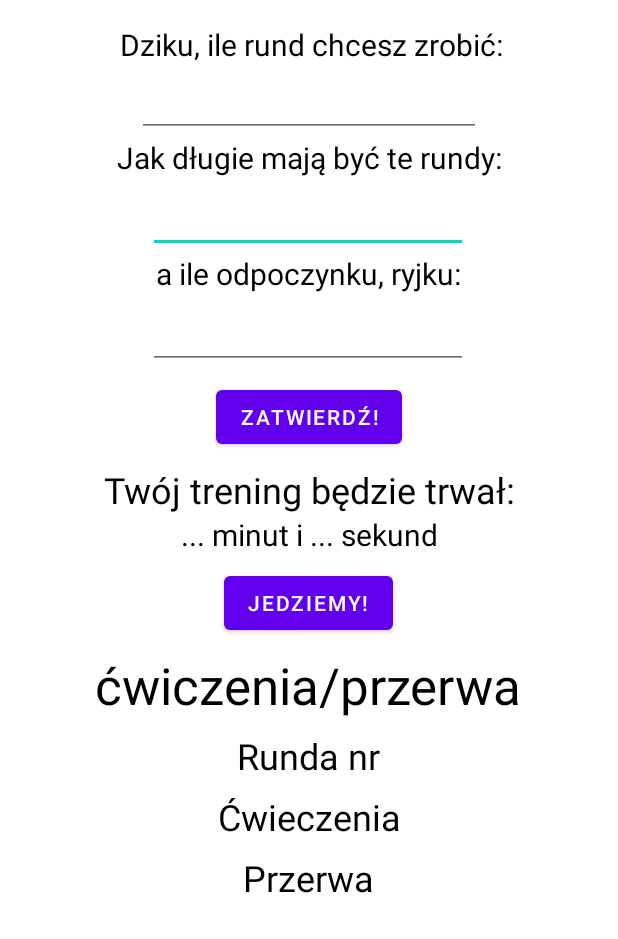
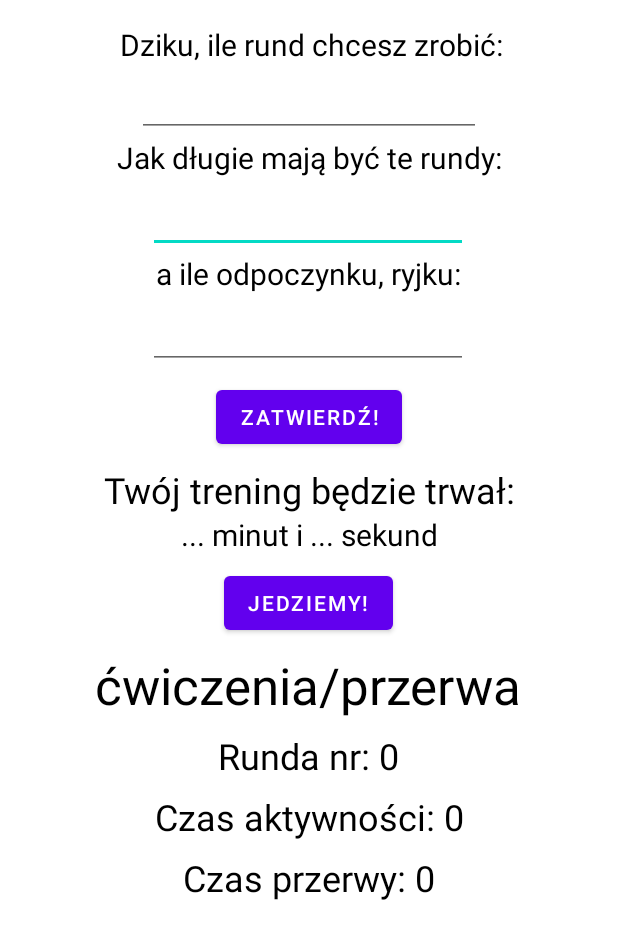
Before and after one commit to wszymon/Chudnij-dziku-, an Android app: the screen it shows after launch (IntervalsActivity), after a tap on "GO INTERVALS", on a phone screen of 412 x 824 dp. Shown: the top 939 px of the screen. Run offline under Robolectric (Android 15) with nearby library versions, the phone set to English and light mode, and no system bars.

Commit message:
add sounds for interval activity

```diff
--- a/app/src/main/java/com/example/chudnijdziku/IntervalsActivity.java
+++ b/app/src/main/java/com/example/chudnijdziku/IntervalsActivity.java
@@ -2,8 +2,11 @@ package com.example.chudnijdziku;
 
 import static java.util.concurrent.TimeUnit.*;
 
+import android.media.AudioAttributes;
+import android.media.AudioManager;
+import android.media.SoundPool;
+import android.os.Build;
 import android.os.Bundle;
-
 import android.os.Handler;
 import android.view.View;
 import android.widget.Button;
@@ -24,6 +27,8 @@ public class IntervalsActivity extends MainActivity {
     private EditText roundTimeEditText, breakTimeEditText, roundsNumEditText;
     private Button confirmButton, startIntervalsButton;
     private Handler handler = new Handler();
+    private SoundPool soundPool;
+    private int boxingRing1x, boxingRing3x;
 
 
     @Override
@@ -32,6 +37,23 @@ public class IntervalsActivity extends MainActivity {
         setContentView(R.layout.activity_intervals);
         ConfirmIntervalsProperties();
         startIntervals();
+
+        if(Build.VERSION.SDK_INT >= Build.VERSION_CODES.LOLLIPOP){
+            AudioAttributes audioAttributes = new AudioAttributes.Builder()
+                    .setUsage(AudioAttributes.USAGE_ASSISTANCE_SONIFICATION)
+                    .setContentType(AudioAttributes.CONTENT_TYPE_SONIFICATION)
+                    .build();
+            soundPool = new SoundPool.Builder()
+                    .setMaxStreams(2)
+                    .setAudioAttributes(audioAttributes)
+                    .build();
+        }
+        else{
+            soundPool = new SoundPool(2, AudioManager.STREAM_MUSIC, 0);
+        }
+        boxingRing1x = soundPool.load(this, R.raw.boxingring1x, 1);
+        boxingRing3x = soundPool.load(this, R.raw.boxingring3x, 1);
+
     }
 
     public void ConfirmIntervalsProperties() {
@@ -87,7 +109,6 @@ public class IntervalsActivity extends MainActivity {
                             e.printStackTrace();
                         }
 
-
                         for (int i = 1; i <= roundsNumber; i++) { //round number
                             int finalI = i;
                             handler.post(new Runnable() {
@@ -95,15 +116,15 @@ public class IntervalsActivity extends MainActivity {
                                 public void run() {
                                     roundBreakTextView.setText("Praca, praca...");  //shows that it is workout time
                                     currentRoundTextView.setText("Runda nr: " + finalI);       //shows current round number
+                                    soundPool.play(boxingRing3x,1,1,0,0,1);
                                 }
                             });
-
                             for (int j = roundTime; j >= 0; j--) {    //counting round time descend til 0
                                 int finalJ = j;
                                 handler.post(new Runnable() {
                                     @Override
                                     public void run() {
-                                        currentIntervalTextView.setText("Czas aktywności " + finalJ);
+                                        currentIntervalTextView.setText("Czas aktywności: " + finalJ);
                                     }
                                 });
 
@@ -113,10 +134,12 @@ public class IntervalsActivity extends MainActivity {
                                     e.printStackTrace();
                                 }
                             }
+                            if (i != roundsNumber) {
                                 handler.post(new Runnable() {
                                     @Override
                                     public void run() {
                                         roundBreakTextView.setText("Przerwa, byku :)"); //shows that it is break time
+                                        soundPool.play(boxingRing1x,1,1,0,0,1);
                                     }
                                 });
 
@@ -126,7 +149,7 @@ public class IntervalsActivity extends MainActivity {
                                     handler.post(new Runnable() {
                                         @Override
                                         public void run() {
-                                        currentBreakTextView.setText("Czas przerwy " + finalJ);
+                                            currentBreakTextView.setText("Czas przerwy: " + finalJ);
                                         }
                                     });
 
@@ -135,6 +158,14 @@ public class IntervalsActivity extends MainActivity {
                                     } catch (InterruptedException e) {
                                         e.printStackTrace();
                                     }
+                                }
+                            } else {
+                                handler.post(new Runnable() {
+                                    @Override
+                                    public void run() {
+                                        roundBreakTextView.setText("Koniec treningu"); //shows that it is break time
+                                    }
+                                });
                             }
                         }
                         handler.post(new Runnable() {
--- a/app/src/main/java/com/example/chudnijdziku/JourneyActivity.java
+++ b/app/src/main/java/com/example/chudnijdziku/JourneyActivity.java
@@ -15,7 +15,7 @@ public class JourneyActivity extends MainActivity {
     protected void onCreate(Bundle savedInstanceState) {
         super.onCreate(savedInstanceState);
         setContentView(R.layout.activity_journey);
-        text = (TextView)findViewById(R.id.welcomeInfos);
+        text = (TextView) findViewById(R.id.welcomeInfos);
 
         text.setText("Witaj, dziku!\n" +
                 "To początek Twojej drogi w głąb lasu.\n" +
@@ -36,7 +36,8 @@ public class JourneyActivity extends MainActivity {
                 "Pamiętaj, jeśli naprawdę chcesz schudnąć\n" +
                 " to bądź uczciwy wobec samego siebie.");
     }
-    public void goForward(View view){
+
+    public void goForward(View view) {
         Intent intent = new Intent(this, JourneyActivity2.class);
         startActivity(intent);
     }
--- a/app/src/main/java/com/example/chudnijdziku/JourneyActivity3.java
+++ b/app/src/main/java/com/example/chudnijdziku/JourneyActivity3.java
@@ -11,15 +11,14 @@ public class JourneyActivity3 extends JourneyActivity2 {
     private TextView infoTextView;
 
 
-
     @Override
     protected void onCreate(Bundle savedInstanceState) {
         super.onCreate(savedInstanceState);
         setContentView(R.layout.activity_journey3);
         Bundle extras = getIntent().getExtras();
         int ppm = extras.getInt("BMO");
-        infoTextView = (TextView)findViewById(R.id.infoTextView);
-        infoTextView.setText("Dzięki danym, które podałeś na poprzedniej stronie wiemy, że Twoja Podstawowa Przemiana Materii (PPM) wynosi: " + ppm +" Kcal\n" +
+        infoTextView = (TextView) findViewById(R.id.infoTextView);
+        infoTextView.setText("Dzięki danym, które podałeś na poprzedniej stronie wiemy, że Twoja Podstawowa Przemiana Materii (PPM) wynosi: " + ppm + " Kcal\n" +
                 "Jest to ilość kilokalorii, które Twój organizm potrzebuje do podtrzymywania funkcji organów wewnętrznych. Innymi słowy dziku, gdybyś cały dzień leżał bez ruchu na " +
                 "łące to właśnie tyle kalorii Twój organizm by potrzebował żeby nie chudnąć, ani nie tyć. \n" +
                 "Jednak Ty nie leżysz cały dzień. Wręcz przeciwnie, pracujesz, uczysz się, chodzisz, jeździsz itd., ale po kolei." +
--- a/app/src/main/java/com/example/chudnijdziku/MainActivity.java
+++ b/app/src/main/java/com/example/chudnijdziku/MainActivity.java
@@ -55,12 +55,12 @@ public class MainActivity extends AppCompatActivity {
         setContentView(R.layout.activity_main);
     }
 
-    public void goIntervals(View v){
-        Intent i = new Intent(this,IntervalsActivity.class);
+    public void goIntervals(View view) {
+        Intent i = new Intent(this, IntervalsActivity.class);
         startActivity(i);
     }
 
-    public void GoJourney(View v){
+    public void GoJourney(View view) {
         Intent i = new Intent(this, JourneyActivity.class);
         startActivity(i);
     }
--- a/app/src/main/res/values/strings.xml
+++ b/app/src/main/res/values/strings.xml
@@ -17,9 +17,9 @@
     <string name="breakTimeAskTextView">a ile odpoczynku, ryjku:</string>
     <string name="startButton">Jedziemy!</string>
     <string name="roundBreakTextView">ćwiczenia/przerwa</string>
-    <string name="currentRoundTextView">Runda nr</string>
-    <string name="currentBreakTextView">Przerwa</string>
-    <string name="currentIntervalTextView">Ćwieczenia</string>
+    <string name="currentRoundTextView">Runda nr: 0</string>
+    <string name="currentBreakTextView">Czas przerwy: 0</string>
+    <string name="currentIntervalTextView">Czas aktywności: 0</string>
     <string name="textToRead">text</string>
     <string name="continueButton">Idź dalej</string>
     <string name="bodyWeight"></string>
```
Also changed, not shown: app/src/main/java/com/example/chudnijdziku/JourneyActivity2.java (+15 -12 lines), app/src/main/res/layout/activity_journey3.xml (+5 -2 lines), 2 other files. Lines whose indentation alone changed are shown as unchanged.
